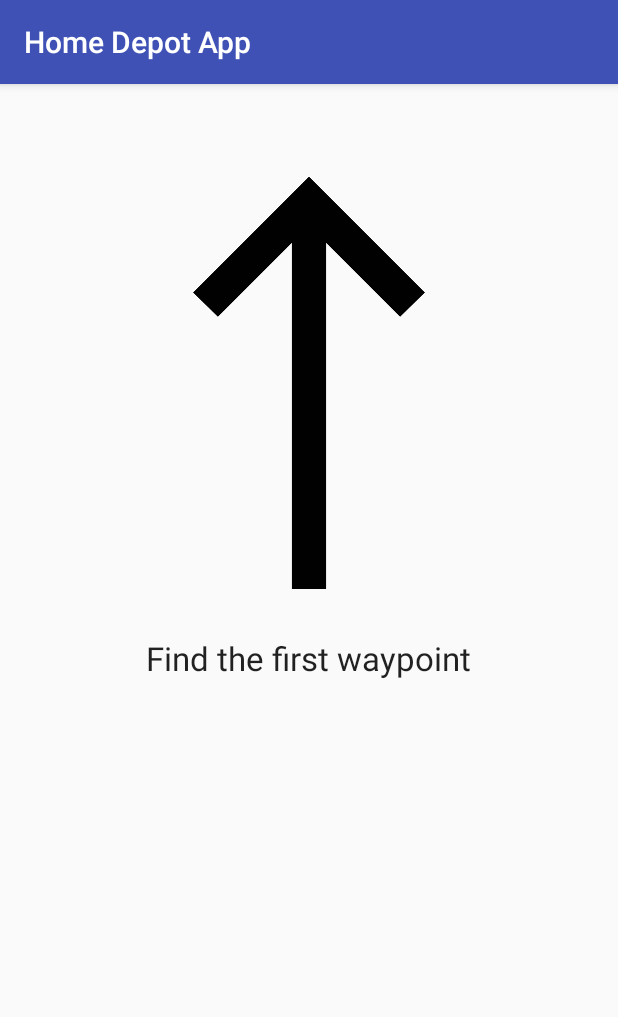
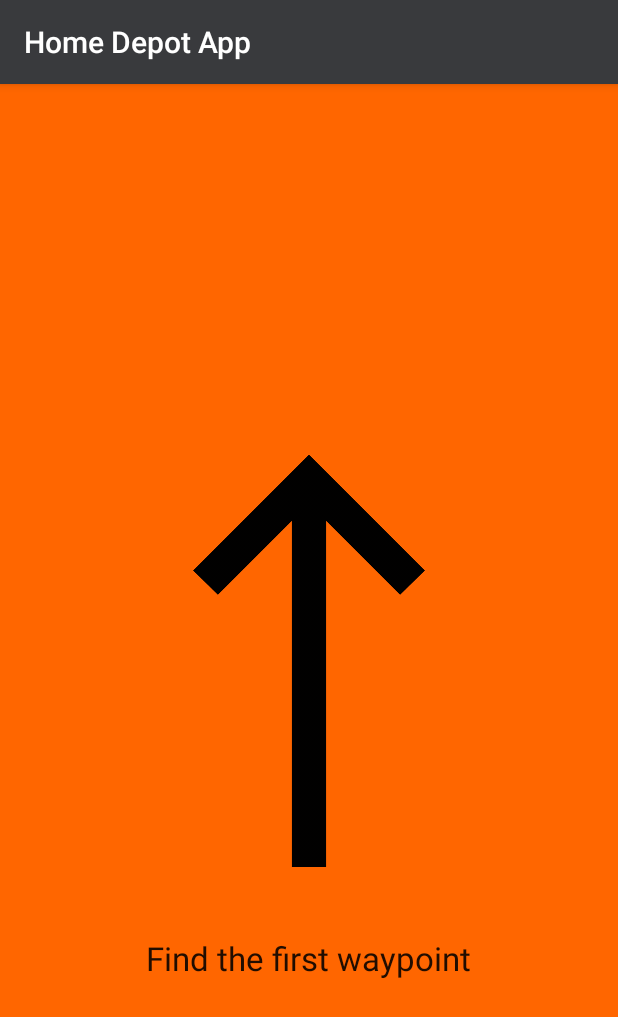
Before and after one commit to IshanArya/Beacon, an Android app: the NavigationActivity screen opened directly, with no data from a screen before it, on a phone screen of 412 x 824 dp. Shown: the top 1017 px of the screen. Run offline under Robolectric (Android 15) with nearby library versions, the light colour scheme and no system bars; Roboto replaces fonts that are not available here.

Commit message:
finished coloring

```diff
--- a/HomeDepotApp/app/src/main/res/layout/activity_navigation.xml
+++ b/HomeDepotApp/app/src/main/res/layout/activity_navigation.xml
@@ -2,8 +2,9 @@
 <RelativeLayout xmlns:android="http://schemas.android.com/apk/res/android"
     xmlns:app="http://schemas.android.com/apk/res-auto"
     xmlns:tools="http://schemas.android.com/tools"
-    android:layout_width="wrap_content"
-    android:layout_height="wrap_content"
+    android:layout_width="fill_parent"
+    android:layout_height="fill_parent"
+    android:background="#FF6600"
     tools:context=".NavigationActivity">
 
     <ImageView
@@ -15,11 +16,11 @@
         app:srcCompat="@drawable/arrow_forward" />
 
     <TextView
+        android:id="@+id/instructions"
         android:layout_width="wrap_content"
         android:layout_height="wrap_content"
-        android:text="Hello World!"
         android:layout_below="@id/arrowImageView"
         android:layout_centerHorizontal="true"
-        android:textAppearance="?android:attr/textAppearanceLarge"
-        android:id="@+id/instructions" />
+        android:text="Hello World!"
+        android:textAppearance="?android:attr/textAppearanceLarge" />
 </RelativeLayout>
--- a/HomeDepotApp/app/src/main/res/values/styles.xml
+++ b/HomeDepotApp/app/src/main/res/values/styles.xml
@@ -3,9 +3,10 @@
     <!-- Base application theme. -->
     <style name="AppTheme" parent="Theme.AppCompat.Light.DarkActionBar">
         <!-- Customize your theme here. -->
-        <item name="colorPrimary">@color/colorPrimary</item>
-        <item name="colorPrimaryDark">@color/colorPrimaryDark</item>
+        <item name="colorPrimary">#393a3d</item>
+        <item name="colorPrimaryDark">#393a3d</item>
         <item name="colorAccent">@color/colorAccent</item>
+
     </style>
 
     <style name="AppTheme.NoActionBar">
```
